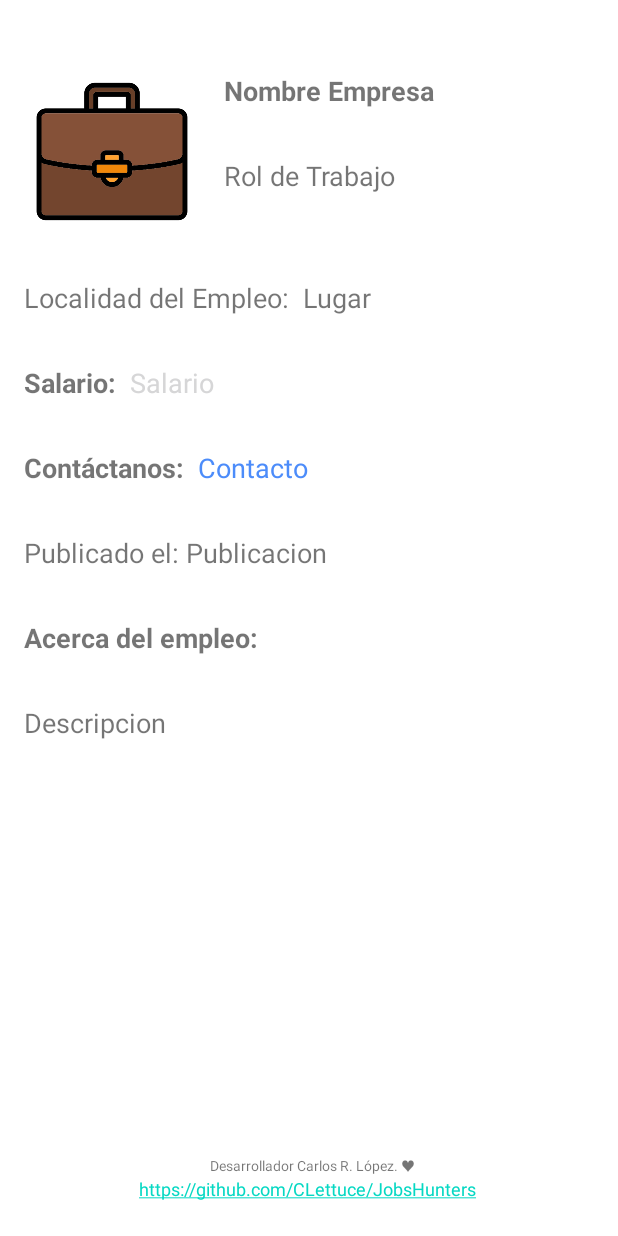
After one commit to CLettuce/JobsHunters, an Android app: the offer_detail screen opened directly, with no data from a screen before it, on a phone screen of 412 x 824 dp. The commit adds this screen. Run offline under Robolectric (Android 15) with nearby library versions, the phone set to English and light mode, and no system bars; pictures from the network do not load.

Commit message:
API View Android Endpoint ID Offers

```diff
--- a/app/build.gradle.kts
+++ b/app/build.gradle.kts
@@ -41,6 +41,7 @@ dependencies {
     implementation ("com.squareup.retrofit2:retrofit:2.9.0")
     implementation ("com.squareup.retrofit2:converter-gson:2.9.0")
     implementation ("com.github.bumptech.glide:glide:4.12.0")
+    implementation("androidx.constraintlayout:constraintlayout:2.1.4")
     testImplementation("junit:junit:4.13.2")
     androidTestImplementation("androidx.test.ext:junit:1.1.5")
     androidTestImplementation("androidx.test.espresso:espresso-core:3.5.1")
--- a/app/src/main/java/com/example/jobshunters/HomeFragment.java
+++ b/app/src/main/java/com/example/jobshunters/HomeFragment.java
@@ -1,5 +1,6 @@
 package com.example.jobshunters;
 
+import android.content.Intent;
 import android.os.Bundle;
 import android.view.LayoutInflater;
 import android.view.View;
@@ -100,6 +101,28 @@ public class HomeFragment extends Fragment {
         });
     }
 
+    @Override
+    public void onViewCreated(@NonNull View view, @Nullable Bundle savedInstanceState) {
+        super.onViewCreated(view, savedInstanceState);
+
+        if (offerAdapter != null) {
+            offerAdapter.setOnItemClickListener(new OfferAdapter.OnItemClickListener() {
+                @Override
+                public void onItemClick(int position) {
+                    // Obtener el ID de la oferta o cualquier dato relevante para abrir la nueva actividad
+                    Offer selectedOffer = offers.get(position);
+                    int offerId = selectedOffer.getId();
+
+                    // Crear un Intent para abrir la actividad_offer_deail.xml
+                    Intent intent = new Intent(requireContext(), offer_detail.class);
+                    intent.putExtra("offer_id", offerId);
+                    startActivity(intent);
+                }
+            });
+        }
+
+    }
+
     private void filter(String text) {
         filteredOffers = new ArrayList<>();
 
--- a/app/src/main/java/com/example/jobshunters/Model/Offer.java
+++ b/app/src/main/java/com/example/jobshunters/Model/Offer.java
@@ -5,7 +5,45 @@ public class Offer {
     private int id;
     private String title;
     private String role;
+    private String company;
+    private String company_logo_url;
     private String content;
+    private String location;
+    private String salary;
+    private String contact_info;
+    private String created_at;
+
+    public String getLocation() {
+        return location;
+    }
+
+    public void setLocation(String location) {
+        this.location = location;
+    }
+
+    public String getSalary() {
+        return salary;
+    }
+
+    public void setSalary(String salary) {
+        this.salary = salary;
+    }
+
+    public String getContact_info() {
+        return contact_info;
+    }
+
+    public void setContact_info(String contact_info) {
+        this.contact_info = contact_info;
+    }
+
+    public String getCreated_at() {
+        return created_at;
+    }
+
+    public void setCreated_at(String created_at) {
+        this.created_at = created_at;
+    }
 
     public String getContent() {
         return content;
@@ -23,8 +61,7 @@ public class Offer {
         this.id = id;
     }
 
-    private String company;
-    private String company_logo_url;
+
 
     public String getCompany_logo_url() {
         return company_logo_url;
--- a/app/src/main/java/com/example/jobshunters/network/ApiJobs.java
+++ b/app/src/main/java/com/example/jobshunters/network/ApiJobs.java
@@ -6,9 +6,13 @@ import java.util.List;
 
 import retrofit2.Call;
 import retrofit2.http.GET;
+import retrofit2.http.Path;
 
 
 public interface ApiJobs {
-    @GET("api/v1/offers")
-    Call<OfferResponse> getOffer(); //
+    @GET("api/v1/offers") //Endpoint para obtener toda la lista
+    Call<OfferResponse> getOffer();
+
+    @GET("api/v1/offers/{id}") // Endpoint para obtener detalles de una oferta específica por su ID
+    Call<OfferDetailsResponse> getOfferDetails(@Path("id") int offerId); // Obtener detalles de una oferta por su ID
 }
--- /dev/null
+++ b/app/src/main/java/com/example/jobshunters/offer_detail.java
@@ -0,0 +1,95 @@
+package com.example.jobshunters;
+
+import androidx.appcompat.app.AppCompatActivity;
+
+import android.content.Intent;
+import android.os.Bundle;
+import android.widget.ImageView;
+import android.widget.TextView;
+
+import com.bumptech.glide.Glide;
+import com.example.jobshunters.Model.Offer;
+import com.example.jobshunters.network.ApiClient;
+import com.example.jobshunters.network.ApiJobs;
+import com.example.jobshunters.network.OfferDetailsResponse;
+
+import org.w3c.dom.Text;
+
+import retrofit2.Call;
+import retrofit2.Callback;
+import retrofit2.Response;
+
+public class offer_detail extends AppCompatActivity {
+
+    private TextView txtNombreEmpresa;
+    private TextView txtRolTrabajo;
+    private ImageView imgLogoEmpresa;
+    private TextView txtLugar;
+    private TextView txtSalario;
+    private TextView txtContacto;
+    private TextView txtPublicacion;
+    private TextView txtDescripcion;
+
+    @Override
+    protected void onCreate(Bundle savedInstanceState) {
+        super.onCreate(savedInstanceState);
+        setContentView(R.layout.activity_offer_detail);
+
+        txtNombreEmpresa = findViewById(R.id.txtNombreEmpresa);
+        txtRolTrabajo = findViewById(R.id.txtRolTrabajo);
+        imgLogoEmpresa = findViewById(R.id.imgLogoEmpresa);
+        txtLugar = findViewById(R.id.txtLugardeTrabajo);
+        txtSalario = findViewById(R.id.txtSalario);
+        txtContacto = findViewById(R.id.txtInfoContacto);
+        txtPublicacion = findViewById(R.id.txtPublicacion);
+        txtDescripcion = findViewById(R.id.txtDescripcionEmpleo);
+        // Inicializa otros TextView e ImageView
+
+        Intent intent = getIntent();
+        if (intent != null) {
+            int offerId = intent.getIntExtra("offer_id", -1);
+            if (offerId != -1) {
+                // Llamar a la función para obtener detalles de la oferta por su ID usando Retrofit
+                obtenerDetallesOfertaPorID(offerId);
+            }
+        }
+    }
+    private void obtenerDetallesOfertaPorID(int offerId) {
+        ApiJobs apiService = ApiClient.getClient().create(ApiJobs.class);
+        Call<OfferDetailsResponse> call = apiService.getOfferDetails(offerId);
+
+        call.enqueue(new Callback<OfferDetailsResponse>() {
+            @Override
+            public void onResponse(Call<OfferDetailsResponse> call, Response<OfferDetailsResponse> response) {
+                if (response.isSuccessful()) {
+                    Offer offerDetails = response.body().getOfferDetails();
+                    if (offerDetails != null) {
+                        //Se configura los TextView e ImageView con la información de la oferta obtenida
+                        txtNombreEmpresa.setText(offerDetails.getCompany());
+                        txtRolTrabajo.setText(offerDetails.getRole());
+                        Glide.with(offer_detail.this)
+                                .load(offerDetails.getCompany_logo_url())
+                                .into(imgLogoEmpresa);
+                        txtLugar.setText(offerDetails.getLocation());
+                        txtSalario.setText(offerDetails.getSalary());
+                        txtContacto.setText(offerDetails.getContact_info());
+                        txtPublicacion.setText(offerDetails.getCreated_at());
+                        txtDescripcion.setText(offerDetails.getContent());
+                    }
+                } else {
+                    // Manejar errores si la solicitud no fue exitosa
+                }
+            }
+
+            @Override
+            public void onFailure(Call<OfferDetailsResponse> call, Throwable t) {
+
+            }
+        });
+    }
+
+
+
+
+
+}
--- /dev/null
+++ b/app/src/main/res/layout/activity_offer_detail.xml
@@ -0,0 +1,196 @@
+<?xml version="1.0" encoding="utf-8"?>
+<androidx.constraintlayout.widget.ConstraintLayout xmlns:android="http://schemas.android.com/apk/res/android"
+    xmlns:app="http://schemas.android.com/apk/res-auto"
+    xmlns:tools="http://schemas.android.com/tools"
+    android:layout_width="match_parent"
+    android:layout_height="match_parent"
+    tools:context=".offer_detail">
+
+    <ImageView
+        android:id="@+id/imgLogoEmpresa"
+        android:layout_width="149dp"
+        android:layout_height="106dp"
+        android:layout_marginTop="48dp"
+        app:layout_constraintStart_toStartOf="parent"
+        app:layout_constraintTop_toTopOf="parent"
+        app:srcCompat="@drawable/malettin" />
+
+    <TextView
+        android:id="@+id/txtNombreEmpresa"
+        android:layout_width="wrap_content"
+        android:layout_height="wrap_content"
+        android:text="Nombre Empresa"
+        android:textSize="18sp"
+        app:layout_constraintStart_toEndOf="@+id/imgLogoEmpresa"
+        android:textStyle="bold"
+        app:layout_constraintTop_toTopOf="@+id/imgLogoEmpresa" />
+
+    <TextView
+        android:id="@+id/txtRolTrabajo"
+        android:layout_width="wrap_content"
+        android:layout_height="wrap_content"
+        android:text="Rol de Trabajo"
+        android:textSize="18sp"
+        android:layout_marginTop="32dp"
+        app:layout_constraintStart_toEndOf="@+id/imgLogoEmpresa"
+        app:layout_constraintTop_toBottomOf="@+id/txtNombreEmpresa" />
+
+    <LinearLayout
+        android:id="@+id/linearLayout"
+        android:layout_width="match_parent"
+        android:layout_height="wrap_content"
+        android:orientation="vertical"
+        app:layout_constraintEnd_toEndOf="parent"
+        app:layout_constraintStart_toStartOf="parent"
+        app:layout_constraintTop_toBottomOf="@+id/imgLogoEmpresa">
+
+        <LinearLayout
+            android:layout_width="match_parent"
+            android:layout_height="wrap_content"
+            android:layout_marginStart="16dp"
+            android:layout_marginTop="32dp"
+            android:orientation="horizontal">
+
+            <TextView
+                android:layout_width="wrap_content"
+                android:layout_height="wrap_content"
+                android:text="Localidad del Empleo:  "
+                android:textSize="18sp" />
+
+            <TextView
+                android:id="@+id/txtLugardeTrabajo"
+                android:layout_width="wrap_content"
+                android:layout_height="wrap_content"
+                android:text="Lugar"
+                android:textSize="18sp" />
+
+        </LinearLayout>
+
+
+        <LinearLayout
+            android:layout_width="match_parent"
+            android:layout_height="wrap_content"
+            android:layout_marginStart="16dp"
+            android:layout_marginTop="32dp"
+            android:orientation="horizontal">
+
+            <TextView
+                android:layout_width="wrap_content"
+                android:layout_height="wrap_content"
+                android:text="Salario:  "
+                android:textSize="18sp"
+                android:textStyle="bold" />
+
+            <TextView
+                android:id="@+id/txtSalario"
+                android:layout_width="wrap_content"
+                android:layout_height="wrap_content"
+                android:text="Salario"
+                android:textColor="@color/greenSoft"
+                android:textSize="18sp" />
+
+        </LinearLayout>
+
+        <LinearLayout
+            android:layout_width="match_parent"
+            android:layout_height="wrap_content"
+            android:layout_marginStart="16dp"
+            android:layout_marginTop="32dp"
+            android:orientation="horizontal">
+
+            <TextView
+                android:layout_width="wrap_content"
+                android:layout_height="wrap_content"
+                android:text="Contáctanos:  "
+                android:textSize="18sp"
+                android:textStyle="bold" />
+
+            <TextView
+                android:id="@+id/txtInfoContacto"
+                android:layout_width="wrap_content"
+                android:layout_height="wrap_content"
+                android:autoLink="email"
+                android:linksClickable="true"
+                android:clickable="true"
+                android:text="Contacto"
+                android:textColor="#4C8CFA"
+                android:textSize="18sp"
+                />
+
+        </LinearLayout>
+
+
+        <LinearLayout
+            android:layout_width="match_parent"
+            android:layout_height="wrap_content"
+            android:layout_marginStart="16dp"
+            android:layout_marginTop="32dp"
+            android:orientation="horizontal">
+
+            <TextView
+                android:layout_width="wrap_content"
+                android:layout_height="wrap_content"
+                android:text="Publicado el: "
+                android:textSize="18sp" />
+
+            <TextView
+                android:id="@+id/txtPublicacion"
+                android:layout_width="wrap_content"
+                android:layout_height="wrap_content"
+                android:text="Publicacion"
+                android:textSize="18sp" />
+
+        </LinearLayout>
+
+
+        <TextView
+
+            android:layout_width="wrap_content"
+            android:layout_height="wrap_content"
+            android:layout_marginStart="16dp"
+            android:layout_marginTop="32dp"
+            android:text="Acerca del empleo: "
+            android:textSize="18sp"
+            android:textStyle="bold" />
+
+        <TextView
+            android:id="@+id/txtDescripcionEmpleo"
+            android:layout_width="wrap_content"
+            android:layout_height="wrap_content"
+            android:layout_marginStart="16dp"
+            android:layout_marginTop="32dp"
+            android:text="Descripcion"
+            android:textSize="18sp" />
+
+
+    </LinearLayout>
+
+    <TextView
+        android:layout_width="wrap_content"
+        android:layout_height="wrap_content"
+        android:text="Desarrollador Carlos R. López. ♥"
+        app:layout_constraintBottom_toTopOf="@+id/textView"
+        android:textSize="9dp"
+        app:layout_constraintEnd_toEndOf="parent"
+        app:layout_constraintHorizontal_bias="0.508"
+        app:layout_constraintStart_toStartOf="parent"
+        app:layout_constraintTop_toBottomOf="@+id/linearLayout"
+        app:layout_constraintVertical_bias="1.0" />
+
+    <TextView
+
+        android:id="@+id/textView"
+        android:layout_width="wrap_content"
+        android:layout_height="wrap_content"
+        android:text="https://github.com/CLettuce/JobsHunters"
+        android:textSize="12dp"
+        app:layout_constraintBottom_toBottomOf="parent"
+        app:layout_constraintEnd_toEndOf="parent"
+        app:layout_constraintHorizontal_bias="0.498"
+        app:layout_constraintStart_toStartOf="parent"
+        app:layout_constraintTop_toBottomOf="@+id/linearLayout"
+        app:layout_constraintVertical_bias="0.926"
+        android:clickable="true"
+        android:autoLink="web"
+        android:linksClickable="true"/>
+</androidx.constraintlayout.widget.ConstraintLayout>
--- a/app/src/main/res/layout/offer_view.xml
+++ b/app/src/main/res/layout/offer_view.xml
@@ -16,10 +16,9 @@
         app:cardCornerRadius="10dp"
         app:cardElevation="4dp"
         tools:ignore="MissingConstraints"
-        android:clickable="true"
-        android:focusable="true"
+
         app:cardBackgroundColor="#E3E5E6"
-        android:foreground="?android:attr/selectableItemBackground">
+        >
 
         <androidx.constraintlayout.widget.ConstraintLayout
             android:layout_width="match_parent"
```
Also changed, not shown: app/src/main/AndroidManifest.xml (+16 -11 lines).
